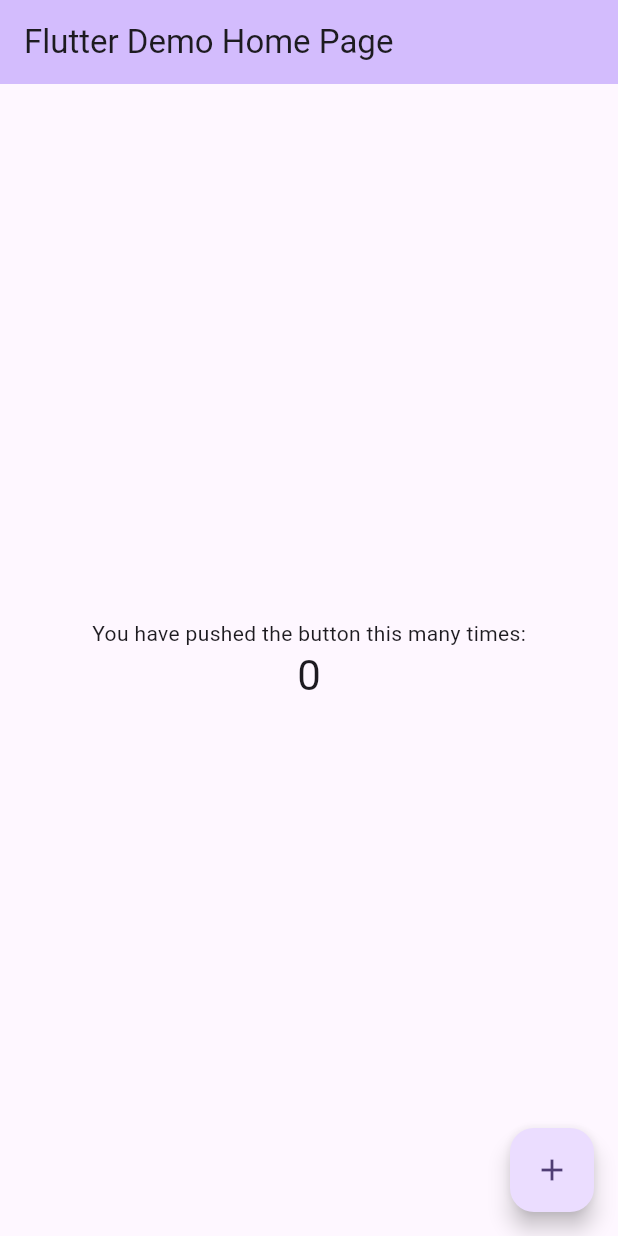
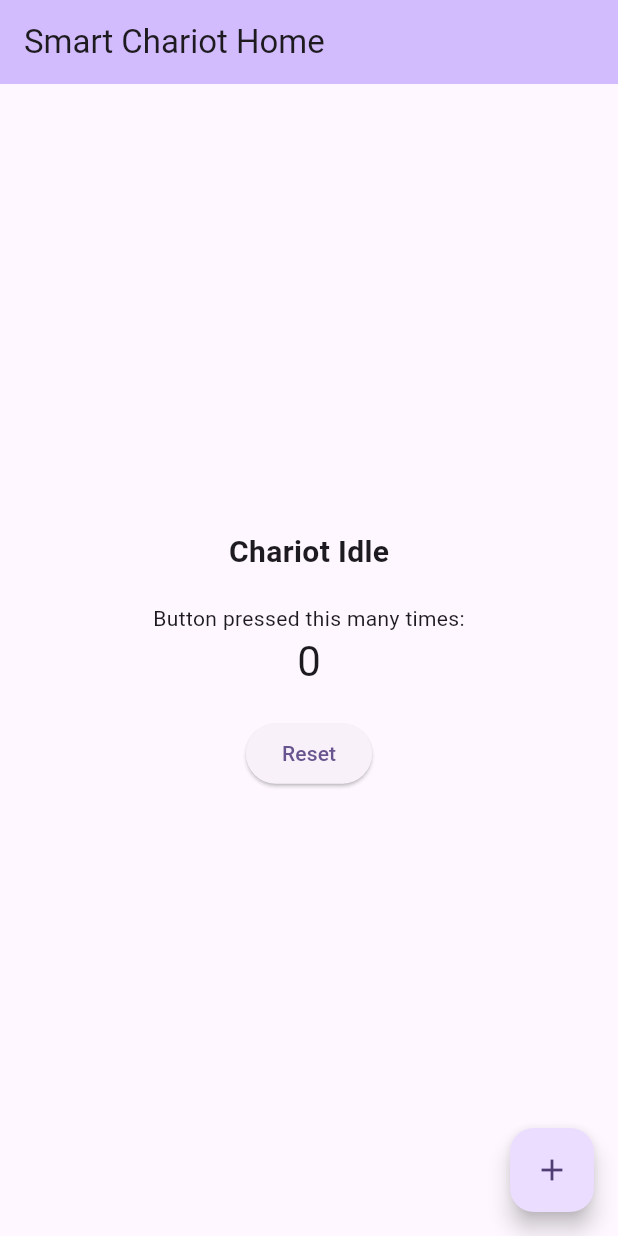
Before and after one commit to imenzaalani/SmartChariot, a Flutter app: the screen it shows after launch, on a phone screen of 412 x 824 dp. Run offline on Flutter 3.47's test engine with Material 3 defaults, Android fonts, the phone set to English and light mode, and no system bars.

Commit message:
Update main.dart

```diff
--- a/smart_chariot_app/lib/main.dart
+++ b/smart_chariot_app/lib/main.dart
@@ -7,45 +7,21 @@ void main() {
 class MyApp extends StatelessWidget {
   const MyApp({super.key});
 
-  // This widget is the root of your application.
   @override
   Widget build(BuildContext context) {
     return MaterialApp(
-      title: 'Flutter Demo',
+      title: 'Smart Chariot Demo',
       theme: ThemeData(
-        // This is the theme of your application.
-        //
-        // TRY THIS: Try running your application with "flutter run". You'll see
-        // the application has a purple toolbar. Then, without quitting the app,
-        // try changing the seedColor in the colorScheme below to Colors.green
-        // and then invoke "hot reload" (save your changes or press the "hot
-        // reload" button in a Flutter-supported IDE, or press "r" if you used
-        // the command line to start the app).
-        //
-        // Notice that the counter didn't reset back to zero; the application
-        // state is not lost during the reload. To reset the state, use hot
-        // restart instead.
-        //
-        // This works for code too, not just values: Most code changes can be
-        // tested with just a hot reload.
-        colorScheme: .fromSeed(seedColor: Colors.deepPurple),
+        colorScheme: ColorScheme.fromSeed(seedColor: Colors.deepPurple),
+        useMaterial3: true,
       ),
-      home: const MyHomePage(title: 'Flutter Demo Home Page'),
+      home: const MyHomePage(title: 'Smart Chariot Home'),
     );
   }
 }
 
 class MyHomePage extends StatefulWidget {
   const MyHomePage({super.key, required this.title});
-
-  // This widget is the home page of your application. It is stateful, meaning
-  // that it has a State object (defined below) that contains fields that affect
-  // how it looks.
-
-  // This class is the configuration for the state. It holds the values (in this
-  // case the title) provided by the parent (in this case the App widget) and
-  // used by the build method of the State. Fields in a Widget subclass are
-  // always marked "final".
 
   final String title;
 
@@ -55,59 +31,47 @@ class MyHomePage extends StatefulWidget {
 
 class _MyHomePageState extends State<MyHomePage> {
   int _counter = 0;
+  bool _chariotActive = false;
 
   void _incrementCounter() {
     setState(() {
-      // This call to setState tells the Flutter framework that something has
-      // changed in this State, which causes it to rerun the build method below
-      // so that the display can reflect the updated values. If we changed
-      // _counter without calling setState(), then the build method would not be
-      // called again, and so nothing would appear to happen.
       _counter++;
+      _chariotActive = true;
+    });
+  }
+
+  void _resetCounter() {
+    setState(() {
+      _counter = 0;
+      _chariotActive = false;
     });
   }
 
   @override
   Widget build(BuildContext context) {
-    // This method is rerun every time setState is called, for instance as done
-    // by the _incrementCounter method above.
-    //
-    // The Flutter framework has been optimized to make rerunning build methods
-    // fast, so that you can just rebuild anything that needs updating rather
-    // than having to individually change instances of widgets.
     return Scaffold(
       appBar: AppBar(
-        // TRY THIS: Try changing the color here to a specific color (to
-        // Colors.amber, perhaps?) and trigger a hot reload to see the AppBar
-        // change color while the other colors stay the same.
         backgroundColor: Theme.of(context).colorScheme.inversePrimary,
-        // Here we take the value from the MyHomePage object that was created by
-        // the App.build method, and use it to set our appbar title.
         title: Text(widget.title),
       ),
       body: Center(
-        // Center is a layout widget. It takes a single child and positions it
-        // in the middle of the parent.
         child: Column(
-          // Column is also a layout widget. It takes a list of children and
-          // arranges them vertically. By default, it sizes itself to fit its
-          // children horizontally, and tries to be as tall as its parent.
-          //
-          // Column has various properties to control how it sizes itself and
-          // how it positions its children. Here we use mainAxisAlignment to
-          // center the children vertically; the main axis here is the vertical
-          // axis because Columns are vertical (the cross axis would be
-          // horizontal).
-          //
-          // TRY THIS: Invoke "debug painting" (choose the "Toggle Debug Paint"
-          // action in the IDE, or press "p" in the console), to see the
-          // wireframe for each widget.
-          mainAxisAlignment: .center,
+          mainAxisAlignment: MainAxisAlignment.center,
           children: [
-            const Text('You have pushed the button this many times:'),
+            Text(
+              _chariotActive ? 'Chariot Active' : 'Chariot Idle',
+              style: const TextStyle(fontSize: 20, fontWeight: FontWeight.bold),
+            ),
+            const SizedBox(height: 20),
+            const Text('Button pressed this many times:'),
             Text(
               '$_counter',
               style: Theme.of(context).textTheme.headlineMedium,
+            ),
+            const SizedBox(height: 20),
+            ElevatedButton(
+              onPressed: _resetCounter,
+              child: const Text('Reset'),
             ),
           ],
         ),
```
